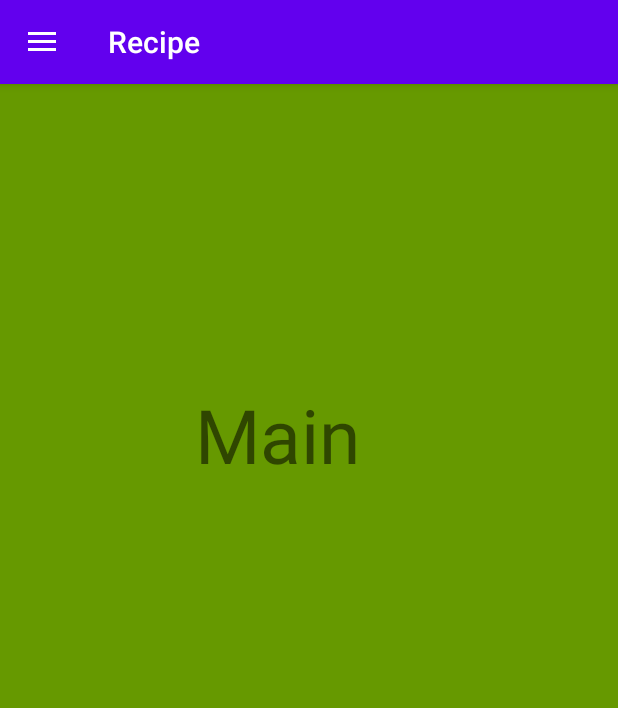
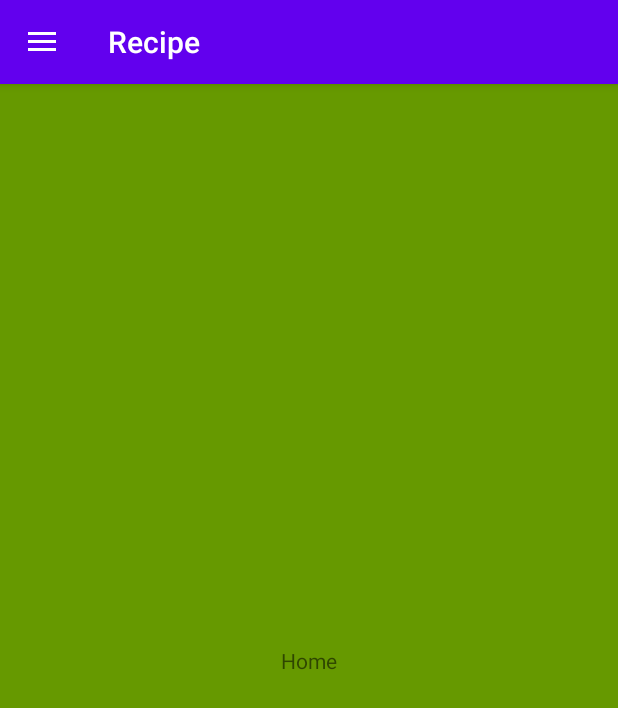
Before and after one commit to Wiebrenvd/Project2.4-applicatie, an Android app: the screen it shows after launch (MainActivity), on a phone screen of 412 x 824 dp. Shown: the top 708 px of the screen. Run offline under Robolectric (Android 15) with nearby library versions, the light colour scheme and no system bars.

Commit message:
[modify] Beetje verbetert

```diff
--- a/app/src/main/AndroidManifest.xml
+++ b/app/src/main/AndroidManifest.xml
@@ -16,6 +16,7 @@
                 <category android:name="android.intent.category.LAUNCHER" />
             </intent-filter>
         </activity>
+        <activity android:name=".RecipeActivity" />
     </application>
 
 </manifest>
--- a/app/src/main/java/com/hanze/recipe/MainActivity.java
+++ b/app/src/main/java/com/hanze/recipe/MainActivity.java
@@ -1,5 +1,6 @@
 package com.hanze.recipe;
 
+import android.content.Intent;
 import android.os.Bundle;
 import android.view.MenuItem;
 import android.widget.Toast;
@@ -9,8 +10,12 @@ import androidx.annotation.NonNull;
 import androidx.appcompat.app.ActionBarDrawerToggle;
 import androidx.appcompat.app.AppCompatActivity;
 import androidx.drawerlayout.widget.DrawerLayout;
+import androidx.fragment.app.Fragment;
+import androidx.fragment.app.FragmentManager;
 
 import com.google.android.material.navigation.NavigationView;
+import com.hanze.recipe.fragments.HomeFragment;
+import com.hanze.recipe.fragments.RecipeFragment;
 
 public class MainActivity extends AppCompatActivity {
 
@@ -22,39 +27,44 @@ public class MainActivity extends AppCompatActivity {
     protected void onCreate(Bundle savedInstanceState) {
         super.onCreate(savedInstanceState);
         setContentView(R.layout.activity_main);
+        setupDrawer();
+        setupNavigation();
+        changeFragment(new HomeFragment());
+    }
 
-        dl = (DrawerLayout)findViewById(R.id.activity_main);
-        t = new ActionBarDrawerToggle(this, dl,R.string.Open, R.string.Close);
-
-        dl.addDrawerListener(t);
-        t.syncState();
-
-        getSupportActionBar().setDisplayHomeAsUpEnabled(true);
-
+    private void setupNavigation() {
         nv = findViewById(R.id.nv);
         nv.setNavigationItemSelectedListener(new NavigationView.OnNavigationItemSelectedListener() {
             @Override
             public boolean onNavigationItemSelected(@NonNull MenuItem item) {
-                int id = item.getItemId();
-                switch(id)
+                switch(item.getItemId())
                 {
-                    case R.id.account:
-                        Toast.makeText(MainActivity.this, "My Account",Toast.LENGTH_SHORT).show();break;
-                    case R.id.settings:
-                        Toast.makeText(MainActivity.this, "Settings",Toast.LENGTH_SHORT).show();break;
-                    case R.id.mycart:
-                        Toast.makeText(MainActivity.this, "My Cart",Toast.LENGTH_SHORT).show();break;
+                    case R.id.home:
+                        changeFragment(new HomeFragment());
+                        dl.closeDrawers();
+                        break;
+                    case R.id.recipe:
+                        changeFragment(new RecipeFragment());
+                        dl.closeDrawers();
+                        break;
                     default:
                         return true;
                 }
-
-
                 return true;
-
             }
         });
+    }
 
+    private void setupDrawer() {
+        dl = (DrawerLayout)findViewById(R.id.activity_main);
+        t = new ActionBarDrawerToggle(this, dl,R.string.Open, R.string.Close); // Deze 2 strings zijn voor accessibility
+        dl.addDrawerListener(t);
+        t.syncState();
+        getSupportActionBar().setDisplayHomeAsUpEnabled(true);
+    }
 
+    private void changeFragment(Fragment fragment) {
+        getSupportFragmentManager().beginTransaction().replace(R.id.container, fragment).commit();
     }
 
     @Override
--- /dev/null
+++ b/app/src/main/java/com/hanze/recipe/fragments/HomeFragment.java
@@ -0,0 +1,21 @@
+package com.hanze.recipe.fragments;
+
+import android.os.Bundle;
+import android.view.LayoutInflater;
+import android.view.View;
+import android.view.ViewGroup;
+
+import androidx.annotation.NonNull;
+import androidx.annotation.Nullable;
+import androidx.fragment.app.Fragment;
+
+import com.hanze.recipe.R;
+
+public class HomeFragment extends Fragment {
+
+    @Nullable
+    @Override
+    public View onCreateView(@NonNull LayoutInflater inflater, @Nullable ViewGroup container, @Nullable Bundle savedInstanceState) {
+        return inflater.inflate(R.layout.home_fragment, container, false);
+    }
+}
--- a/app/src/main/res/layout/activity_main.xml
+++ b/app/src/main/res/layout/activity_main.xml
@@ -8,23 +8,19 @@
     android:layout_height="match_parent"
     android:background="@android:color/holo_green_dark">
 
+
+<!-- Hier komen fragmenten in -->
     <RelativeLayout
         android:layout_width="match_parent"
-        android:layout_height="match_parent">
+        android:layout_height="match_parent"
+        android:id="@+id/container">
 
 
-        <TextView
-            android:layout_width="wrap_content"
-            android:layout_height="wrap_content"
-            android:text="Main"
-            android:textSize="50dp"
-            android:id="@+id/textView"
-            android:layout_marginTop="200dp"
-            android:layout_marginLeft="130dp"/>
 
 
     </RelativeLayout>
 
+<!-- Deze navigationview moet blijkbaar onderaan staan anders werkt hij niet -->
     <com.google.android.material.navigation.NavigationView
         android:layout_width="wrap_content"
         android:layout_height="match_parent"
@@ -34,7 +30,4 @@
         android:id="@+id/nv">
 
     </com.google.android.material.navigation.NavigationView>
-
-
-
 </androidx.drawerlayout.widget.DrawerLayout>
--- /dev/null
+++ b/app/src/main/res/layout/home_fragment.xml
@@ -0,0 +1,18 @@
+<?xml version="1.0" encoding="utf-8"?>
+<androidx.constraintlayout.widget.ConstraintLayout xmlns:android="http://schemas.android.com/apk/res/android"
+    xmlns:app="http://schemas.android.com/apk/res-auto"
+    xmlns:tools="http://schemas.android.com/tools"
+    android:layout_width="match_parent"
+    android:layout_height="match_parent">
+
+    <TextView
+        android:id="@+id/textView"
+        android:layout_width="wrap_content"
+        android:layout_height="wrap_content"
+        android:text="Home"
+        app:layout_constraintBottom_toBottomOf="parent"
+        app:layout_constraintEnd_toEndOf="parent"
+        app:layout_constraintHorizontal_bias="0.5"
+        app:layout_constraintStart_toStartOf="parent"
+        app:layout_constraintTop_toTopOf="parent" />
+</androidx.constraintlayout.widget.ConstraintLayout>
--- a/app/src/main/res/menu/navigation_menu.xml
+++ b/app/src/main/res/menu/navigation_menu.xml
@@ -2,12 +2,12 @@
 <!-- Dit is de verzameling navigatie knoppen onder de header -->
 <menu xmlns:android="http://schemas.android.com/apk/res/android">
 
-    <item android:id="@+id/account"
+    <item android:id="@+id/home"
         android:icon="@drawable/ic_portrait_black_24dp"
-        android:title="My Account"/>
-    <item android:id="@+id/settings"
+        android:title="Home"/>
+    <item android:id="@+id/recipe"
         android:icon="@drawable/ic_brightness_high_black_24dp"
-        android:title="Settings"/>
+        android:title="Recipe"/>
     <item android:id="@+id/mycart"
         android:icon="@drawable/ic_local_grocery_store_black_24dp"
         android:title="My Cart"/>
--- a/app/src/main/res/values/strings.xml
+++ b/app/src/main/res/values/strings.xml
@@ -1,5 +1,5 @@
 <resources>
     <string name="app_name">Recipe</string>
-    <string name="Open" />
-    <string name="Close" />
+    <string name="Open"> Open drawer </string>
+    <string name="Close"> Close drawer </string>
 </resources>
```
Also changed, not shown: app/src/main/java/com/hanze/recipe/fragments/RecipeFragment.java (added, +21 -0 lines), app/src/main/res/layout/recipe_fragment.xml (added, +22 -0 lines).
